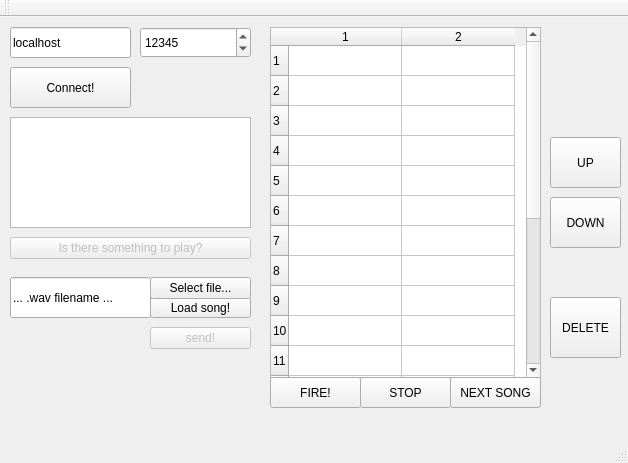
Above: QtClient - basics/AudioClient/clientwindow.ui from zkatzen/sk2-projekt before the change. Below: the same form after it.
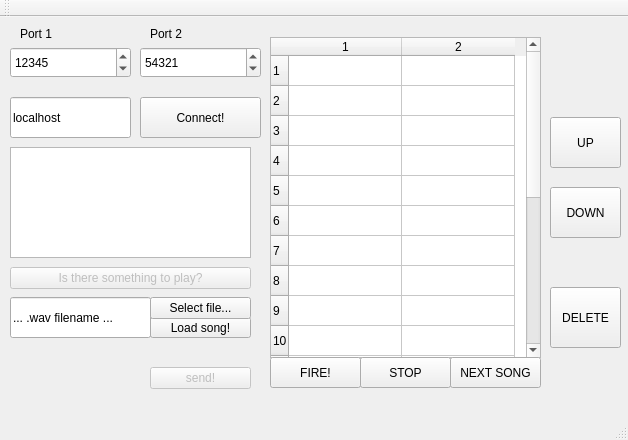
That is the form after the change. Icons and pictures are not drawn.

Diff of the .ui file:
```diff
--- a/QtClient - basics/AudioClient/clientwindow.ui
+++ b/QtClient - basics/AudioClient/clientwindow.ui
@@ -7,7 +7,7 @@
     <x>0</x>
     <y>0</y>
     <width>628</width>
-    <height>463</height>
+    <height>440</height>
    </rect>
   </property>
   <property name="windowTitle">
@@ -21,9 +21,9 @@
     <property name="geometry">
      <rect>
       <x>10</x>
-      <y>10</y>
+      <y>80</y>
       <width>121</width>
-      <height>31</height>
+      <height>41</height>
      </rect>
     </property>
     <property name="text">
@@ -33,9 +33,9 @@
    <widget class="QSpinBox" name="portNumber">
     <property name="geometry">
      <rect>
-      <x>140</x>
-      <y>10</y>
-      <width>111</width>
+      <x>10</x>
+      <y>30</y>
+      <width>121</width>
       <height>31</height>
      </rect>
     </property>
@@ -49,8 +49,8 @@
    <widget class="QPushButton" name="makeConnection">
     <property name="geometry">
      <rect>
-      <x>10</x>
-      <y>50</y>
+      <x>140</x>
+      <y>80</y>
       <width>121</width>
       <height>41</height>
      </rect>
@@ -63,7 +63,7 @@
     <property name="geometry">
      <rect>
       <x>10</x>
-      <y>100</y>
+      <y>130</y>
       <width>241</width>
       <height>111</height>
      </rect>
@@ -73,7 +73,7 @@
     <property name="geometry">
      <rect>
       <x>150</x>
-      <y>280</y>
+      <y>300</y>
       <width>101</width>
       <height>21</height>
      </rect>
@@ -86,7 +86,7 @@
     <property name="geometry">
      <rect>
       <x>10</x>
-      <y>260</y>
+      <y>280</y>
       <width>141</width>
       <height>41</height>
      </rect>
@@ -102,7 +102,7 @@
     <property name="geometry">
      <rect>
       <x>10</x>
-      <y>220</y>
+      <y>250</y>
       <width>241</width>
       <height>22</height>
      </rect>
@@ -118,7 +118,7 @@
     <property name="geometry">
      <rect>
       <x>150</x>
-      <y>310</y>
+      <y>350</y>
       <width>101</width>
       <height>22</height>
      </rect>
@@ -131,7 +131,7 @@
     <property name="geometry">
      <rect>
       <x>150</x>
-      <y>260</y>
+      <y>280</y>
       <width>101</width>
       <height>22</height>
      </rect>
@@ -144,9 +144,9 @@
     <property name="geometry">
      <rect>
       <x>270</x>
-      <y>10</y>
+      <y>20</y>
       <width>271</width>
-      <height>351</height>
+      <height>321</height>
      </rect>
     </property>
     <property name="rowCount">
@@ -185,7 +185,7 @@
     <property name="geometry">
      <rect>
       <x>270</x>
-      <y>360</y>
+      <y>340</y>
       <width>91</width>
       <height>31</height>
      </rect>
@@ -198,7 +198,7 @@
     <property name="geometry">
      <rect>
       <x>360</x>
-      <y>360</y>
+      <y>340</y>
       <width>91</width>
       <height>31</height>
      </rect>
@@ -211,7 +211,7 @@
     <property name="geometry">
      <rect>
       <x>450</x>
-      <y>360</y>
+      <y>340</y>
       <width>91</width>
       <height>31</height>
      </rect>
@@ -224,7 +224,7 @@
     <property name="geometry">
      <rect>
       <x>550</x>
-      <y>120</y>
+      <y>100</y>
       <width>71</width>
       <height>51</height>
      </rect>
@@ -241,7 +241,7 @@
     <property name="geometry">
      <rect>
       <x>550</x>
-      <y>180</y>
+      <y>170</y>
       <width>71</width>
       <height>51</height>
      </rect>
@@ -258,7 +258,7 @@
     <property name="geometry">
      <rect>
       <x>550</x>
-      <y>280</y>
+      <y>270</y>
       <width>71</width>
       <height>61</height>
      </rect>
@@ -267,6 +267,48 @@
      <string>DELETE</string>
     </property>
    </widget>
+   <widget class="QSpinBox" name="portNumber_2">
+    <property name="geometry">
+     <rect>
+      <x>140</x>
+      <y>30</y>
+      <width>121</width>
+      <height>31</height>
+     </rect>
+    </property>
+    <property name="maximum">
+     <number>99999</number>
+    </property>
+    <property name="value">
+     <number>54321</number>
+    </property>
+   </widget>
+   <widget class="QLabel" name="port1">
+    <property name="geometry">
+     <rect>
+      <x>20</x>
+      <y>10</y>
+      <width>59</width>
+      <height>14</height>
+     </rect>
+    </property>
+    <property name="text">
+     <string>Port 1</string>
+    </property>
+   </widget>
+   <widget class="QLabel" name="port2">
+    <property name="geometry">
+     <rect>
+      <x>150</x>
+      <y>10</y>
+      <width>59</width>
+      <height>14</height>
+     </rect>
+    </property>
+    <property name="text">
+     <string>Port 2</string>
+    </property>
+   </widget>
   </widget>
   <widget class="QMenuBar" name="menuBar">
    <property name="geometry">
```
